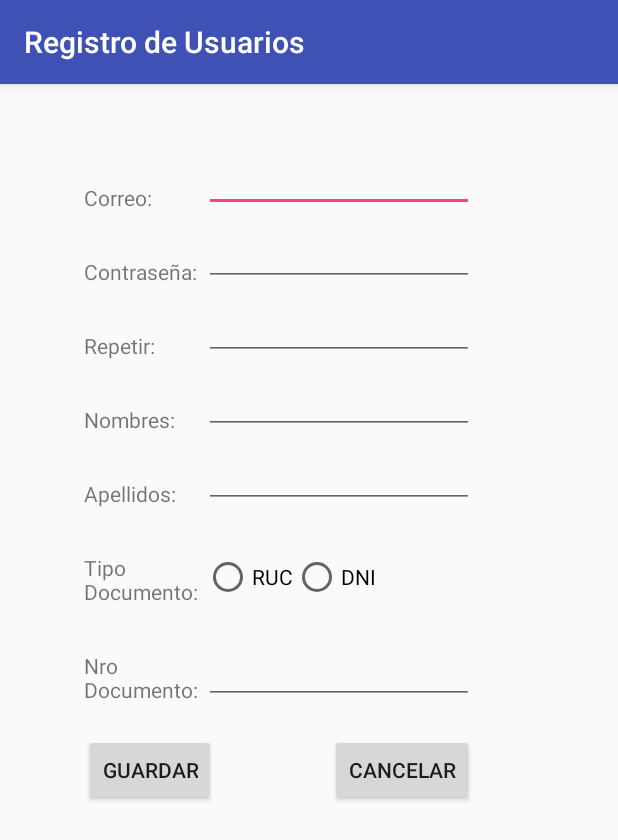
After one commit to cricaldi/Innovator_UPC, an Android app: the SignInActivity screen opened directly, with no data from a screen before it, on a phone screen of 412 x 824 dp. The commit adds this screen. Shown: the top 840 px of the screen. Run offline under Robolectric (Android 15) with nearby library versions, the phone set to English and light mode, and no system bars.

Commit message:
Registro de Usuarios
Registro de Usuarios

```diff
--- a/Aplicativo/RentalCarApp/app/src/main/AndroidManifest.xml
+++ b/Aplicativo/RentalCarApp/app/src/main/AndroidManifest.xml
@@ -12,13 +12,17 @@
             <intent-filter>
                 <action android:name="android.intent.action.MAIN" />
 
-                <category android:name="android.intent.category.LAUNCHER" />
+                <category android:name="android.intent.category.LAUNCHER" />|
             </intent-filter>
         </activity>
         <activity
-            android:theme="@style/AppTheme.NoActionBar"
             android:name=".activities.UserActivity"
-            android:label="@string/title_activity_user" >
+            android:label="@string/title_activity_user"
+            android:theme="@style/AppTheme.NoActionBar" >
+        </activity>
+        <activity
+            android:name=".activities.SignInActivity"
+            android:label="@string/title_activity_signon">
         </activity>
     </application>
 
--- a/Aplicativo/RentalCarApp/app/src/main/java/pe/edu/upc/rentalcarapp/activities/MainActivity.java
+++ b/Aplicativo/RentalCarApp/app/src/main/java/pe/edu/upc/rentalcarapp/activities/MainActivity.java
@@ -19,5 +19,11 @@ public class MainActivity extends AppCompatActivity {
                 startActivity(new Intent(getBaseContext(), UserActivity.class));
             }
         });
+        findViewById(R.id.registerButton).setOnClickListener(new View.OnClickListener() {
+            @Override
+            public void onClick(View v) {
+                startActivity(new Intent(getBaseContext(), SignInActivity.class));
+            }
+        });
     }
 }
--- /dev/null
+++ b/Aplicativo/RentalCarApp/app/src/main/java/pe/edu/upc/rentalcarapp/activities/SignInActivity.java
@@ -0,0 +1,25 @@
+package pe.edu.upc.rentalcarapp.activities;
+
+import android.app.Activity;
+import android.content.Intent;
+import android.os.Bundle;
+import android.support.v7.app.AppCompatActivity;
+import android.view.View;
+
+import pe.edu.upc.rentalcarapp.R;
+
+public class SignInActivity extends AppCompatActivity {
+
+    @Override
+    protected void onCreate(Bundle savedInstanceState) {
+        super.onCreate(savedInstanceState);
+        setContentView(R.layout.activity_sign_in);
+
+        findViewById(R.id.cancelButton).setOnClickListener(new View.OnClickListener() {
+            @Override
+            public void onClick(View v) {
+                finish();
+            }
+        });
+    }
+}
--- a/Aplicativo/RentalCarApp/app/src/main/res/layout/activity_main.xml
+++ b/Aplicativo/RentalCarApp/app/src/main/res/layout/activity_main.xml
@@ -4,7 +4,8 @@
     android:layout_height="match_parent" android:paddingLeft="@dimen/activity_horizontal_margin"
     android:paddingRight="@dimen/activity_horizontal_margin"
     android:paddingTop="@dimen/activity_vertical_margin"
-    android:paddingBottom="@dimen/activity_vertical_margin" tools:context=".MainActivity">
+    android:paddingBottom="@dimen/activity_vertical_margin"
+    tools:context=".MainActivity">
 
 
     <ImageView
--- /dev/null
+++ b/Aplicativo/RentalCarApp/app/src/main/res/layout/activity_sign_in.xml
@@ -0,0 +1,183 @@
+<?xml version="1.0" encoding="utf-8"?>
+<RelativeLayout xmlns:android="http://schemas.android.com/apk/res/android"
+    xmlns:tools="http://schemas.android.com/tools" android:layout_width="match_parent"
+    android:layout_height="match_parent" android:paddingLeft="@dimen/activity_horizontal_margin"
+    android:paddingRight="@dimen/activity_horizontal_margin"
+    android:paddingTop="@dimen/activity_vertical_margin"
+    android:paddingBottom="@dimen/activity_vertical_margin"
+    tools:context="pe.edu.upc.rentalcarapp.activities.SignInActivity">
+
+    <TextView
+        android:layout_width="wrap_content"
+        android:layout_height="wrap_content"
+        android:text="Correo:"
+        android:id="@+id/mailTextView"
+        android:layout_alignParentTop="false"
+        android:layout_alignParentStart="false"
+        android:layout_marginTop="50dp"
+        android:layout_marginLeft="40dp"
+        android:minWidth="80dp" />
+
+    <TextView
+        android:layout_width="wrap_content"
+        android:layout_height="wrap_content"
+        android:text="Contraseña:"
+        android:id="@+id/pass1TextView"
+        android:layout_marginTop="30dp"
+        android:layout_below="@+id/mailTextView"
+        android:layout_alignStart="@+id/mailTextView"
+        android:minWidth="80dp" />
+
+    <TextView
+        android:layout_width="wrap_content"
+        android:layout_height="wrap_content"
+        android:text="Repetir:"
+        android:id="@+id/pass2TextView"
+        android:layout_below="@+id/pass1TextView"
+        android:layout_alignStart="@+id/pass1TextView"
+        android:layout_marginTop="30dp"
+        android:minWidth="80dp" />
+
+    <TextView
+        android:layout_width="wrap_content"
+        android:layout_height="wrap_content"
+        android:text="Nombres:"
+        android:id="@+id/nameTextView"
+        android:layout_below="@+id/pass2TextView"
+        android:layout_alignStart="@+id/pass2TextView"
+        android:layout_marginTop="30dp"
+        android:minWidth="80dp" />
+
+    <TextView
+        android:layout_width="wrap_content"
+        android:layout_height="wrap_content"
+        android:text="Apellidos:"
+        android:id="@+id/lastNameTextView"
+        android:layout_below="@+id/nameTextView"
+        android:layout_alignStart="@+id/nameTextView"
+        android:layout_marginTop="30dp"
+        android:minWidth="80dp" />
+
+    <TextView
+        android:layout_width="wrap_content"
+        android:layout_height="wrap_content"
+        android:text="Nro Documento:"
+        android:id="@+id/numDocTextView"
+        android:layout_below="@+id/typeDocTextView"
+        android:layout_alignStart="@+id/typeDocTextView"
+        android:layout_marginTop="30dp"
+        android:maxWidth="80dp" />
+
+    <TextView
+        android:layout_width="wrap_content"
+        android:layout_height="wrap_content"
+        android:text="Tipo Documento:"
+        android:id="@+id/typeDocTextView"
+        android:maxWidth="80dp"
+        android:layout_marginTop="30dp"
+        android:layout_below="@+id/lastNameTextView"
+        android:layout_alignStart="@+id/lastNameTextView" />
+
+    <EditText
+        android:layout_width="wrap_content"
+        android:layout_height="wrap_content"
+        android:id="@+id/mailEditText"
+        android:layout_toEndOf="@+id/mailTextView"
+        android:layout_toRightOf="@+id/mailTextView"
+        android:layout_alignBottom="@+id/mailTextView"
+        android:minWidth="180dp" />
+
+    <EditText
+        android:layout_width="wrap_content"
+        android:layout_height="wrap_content"
+        android:id="@+id/nameEditText"
+        android:minWidth="180dp"
+        android:layout_alignBottom="@+id/nameTextView"
+        android:layout_toEndOf="@+id/pass2TextView" />
+
+    <EditText
+        android:layout_width="wrap_content"
+        android:layout_height="wrap_content"
+        android:id="@+id/lastNameEditText"
+        android:minWidth="180dp"
+        android:password="false"
+        android:layout_alignBottom="@+id/lastNameTextView"
+        android:layout_toEndOf="@+id/nameTextView" />
+
+    <EditText
+        android:layout_width="wrap_content"
+        android:layout_height="wrap_content"
+        android:id="@+id/numDocEditText"
+        android:layout_alignBottom="@+id/numDocTextView"
+        android:layout_toEndOf="@+id/typeDocTextView"
+        android:minWidth="180dp" />
+
+    <Button
+        android:layout_width="wrap_content"
+        android:layout_height="wrap_content"
+        android:text="Guardar"
+        android:id="@+id/saveButton"
+        android:layout_alignParentBottom="false"
+        android:layout_alignStart="@+id/numDocTextView"
+        android:layout_below="@+id/numDocTextView"
+        android:layout_marginTop="20dp" />
+
+    <Button
+        android:layout_width="wrap_content"
+        android:layout_height="wrap_content"
+        android:text="Cancelar"
+        android:id="@+id/cancelButton"
+        android:layout_alignTop="@+id/saveButton"
+        android:layout_alignEnd="@+id/numDocEditText" />
+
+    <RadioGroup
+        android:layout_width="match_parent"
+        android:layout_height="match_parent"
+        android:layout_alignTop="@+id/typeDocTextView"
+        android:layout_alignEnd="@+id/numDocEditText"
+        android:layout_toEndOf="@+id/typeDocTextView"
+        android:baselineAligned="false"
+        android:hapticFeedbackEnabled="false"
+        android:orientation="horizontal"
+        android:layout_above="@+id/numDocTextView">
+
+        <RadioButton
+            android:layout_width="wrap_content"
+            android:layout_height="wrap_content"
+            android:text="RUC"
+            android:id="@+id/rucRadioButton2"
+            android:layout_toEndOf="@+id/dniRadioButton"
+            android:layout_alignBottom="@+id/typeDocTextView"
+            android:checked="false" />
+
+        <RadioButton
+            android:layout_width="wrap_content"
+            android:layout_height="wrap_content"
+            android:text="DNI"
+            android:id="@+id/dniRadioButton"
+            android:layout_toEndOf="@+id/typeDocTextView"
+            android:layout_alignBottom="@+id/typeDocTextView"
+            android:filterTouchesWhenObscured="false"
+            android:fitsSystemWindows="false" />
+
+    </RadioGroup>
+
+    <EditText
+        android:layout_width="wrap_content"
+        android:layout_height="wrap_content"
+        android:id="@+id/pass1EditText"
+        android:password="true"
+        android:minWidth="180dp"
+        android:layout_alignBottom="@+id/pass1TextView"
+        android:layout_toEndOf="@+id/mailTextView" />
+
+    <EditText
+        android:layout_width="wrap_content"
+        android:layout_height="wrap_content"
+        android:id="@+id/pass2EditText"
+        android:password="true"
+        android:minWidth="180dp"
+        android:layout_alignBottom="@+id/pass2TextView"
+        android:layout_toEndOf="@+id/pass1TextView" />
+
+</RelativeLayout>
--- a/Aplicativo/RentalCarApp/app/src/main/res/layout/content_user.xml
+++ b/Aplicativo/RentalCarApp/app/src/main/res/layout/content_user.xml
@@ -7,7 +7,7 @@
     android:paddingRight="@dimen/activity_horizontal_margin"
     android:paddingTop="@dimen/activity_vertical_margin"
     android:paddingBottom="@dimen/activity_vertical_margin"
-    tools:context="com.xendacentral.darkcatalog.activities.CatalogActivity"
+    tools:context="pe.edu.upc.rentalcarapp.activities.UserActivity"
     android:orientation="vertical">
 
     <android.support.v7.widget.RecyclerView
--- a/Aplicativo/RentalCarApp/app/src/main/res/values/strings.xml
+++ b/Aplicativo/RentalCarApp/app/src/main/res/values/strings.xml
@@ -1,6 +1,7 @@
 <resources>
     <string name="app_name">RentalCarApp</string>
     <string name="title_activity_user">Autos Disponibles</string>
+    <string name="title_activity_signon">Registro de Usuarios</string>
 
     <string name="title_section1">Section 1</string>
     <string name="title_section2">Section 2</string>
```
